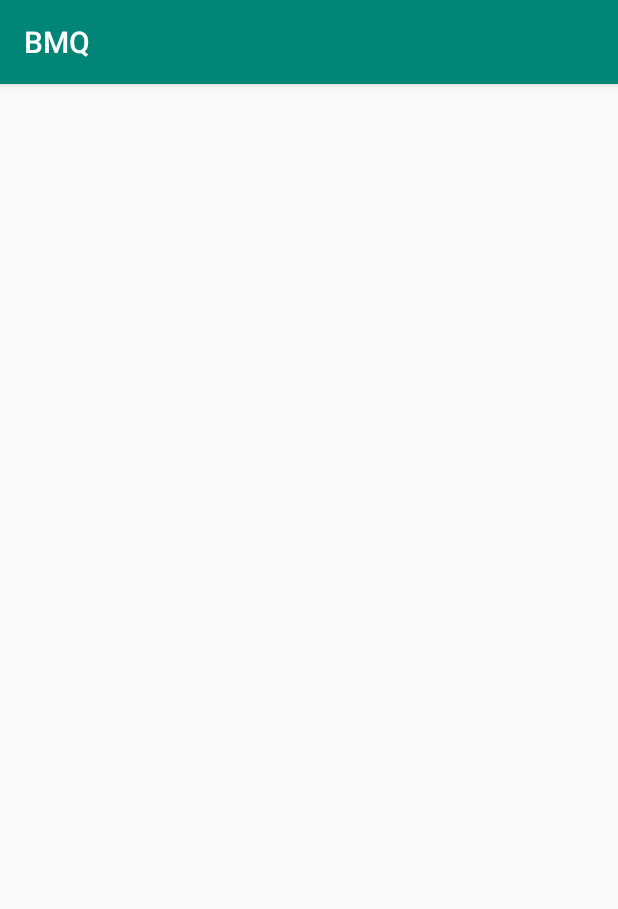
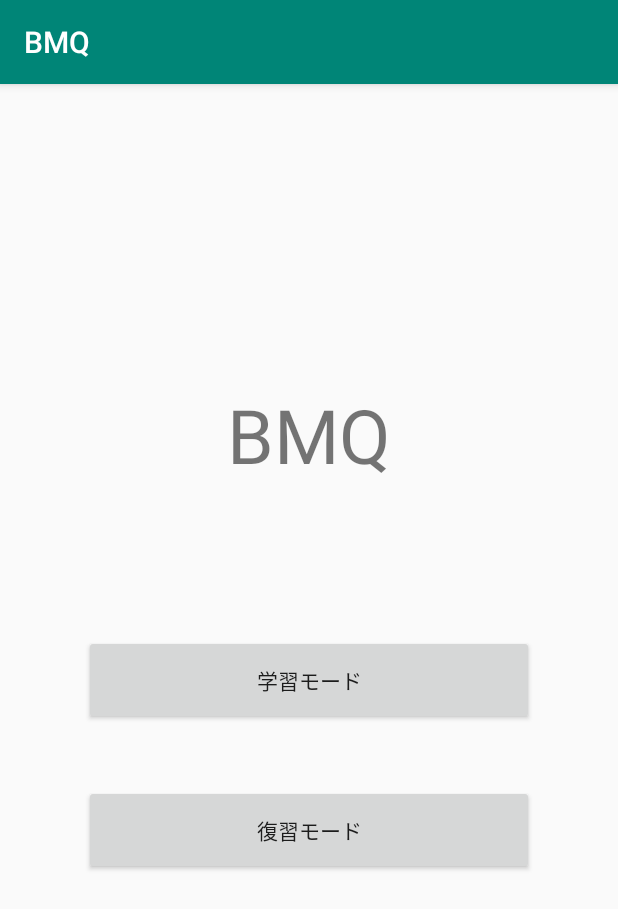
Before and after one commit to Yuk1007/DIE, an Android app: the screen it shows after launch (StartActivity), on a phone screen of 412 x 824 dp. Shown: the top 909 px of the screen. Run offline under Robolectric (Android 15) with nearby library versions, the phone set to English and light mode, and no system bars.

```diff
--- a/app/build.gradle
+++ b/app/build.gradle
@@ -26,4 +26,5 @@ dependencies {
     testImplementation 'junit:junit:4.12'
     androidTestImplementation 'androidx.test:runner:1.3.0-rc01'
     androidTestImplementation 'androidx.test.espresso:espresso-core:3.3.0-rc01'
+    implementation 'com.google.android.material:material:1.1.0'
 }
--- a/app/src/main/java/com/example/bmq/ResultActivity.java
+++ b/app/src/main/java/com/example/bmq/ResultActivity.java
@@ -48,7 +48,7 @@ public class ResultActivity extends AppCompatActivity
 
     public void moreQuiz(View view)
     {
-        Intent intent = new Intent(getApplicationContext(), StartActivity.class);
+        Intent intent = new Intent(getApplicationContext(), MainActivity.class);
         startActivity(intent);
     }
 
--- a/app/src/main/java/com/example/bmq/StartActivity.java
+++ b/app/src/main/java/com/example/bmq/StartActivity.java
@@ -1,15 +1,33 @@
 package com.example.bmq;
 
+import android.content.Intent;
+import android.content.res.AssetFileDescriptor;
+import android.media.MediaPlayer;
+import android.view.View;
+import android.widget.ImageView;
 import androidx.appcompat.app.AppCompatActivity;
 import android.os.Bundle;
 
+import java.io.IOException;
+
 public class StartActivity extends AppCompatActivity
 {
-
     @Override
     protected void onCreate(Bundle savedInstanceState)
     {
         super.onCreate(savedInstanceState);
         setContentView(R.layout.activity_start);
     }
+
+    public void exerciseCategory(View view)
+    {
+//        Intent intent = new Intent(getApplicationContext(), CategoryActivity.class);
+//        startActivity(intent);
+    }
+
+    public void againCategory(View view)
+    {
+        Intent intent = new Intent(getApplicationContext(), MainActivity.class);
+        startActivity(intent);
+    }
 }
--- a/app/src/main/res/layout/activity_start.xml
+++ b/app/src/main/res/layout/activity_start.xml
@@ -1,10 +1,36 @@
 <?xml version="1.0" encoding="utf-8"?>
-<androidx.constraintlayout.widget.ConstraintLayout
+<LinearLayout
         xmlns:android="http://schemas.android.com/apk/res/android"
+        xmlns:app="http://schemas.android.com/apk/res-auto"
         xmlns:tools="http://schemas.android.com/tools"
-        xmlns:app="http://schemas.android.com/apk/res-auto"
         android:layout_width="match_parent"
         android:layout_height="match_parent"
-        tools:context=".StartActivity">
+        tools:context=".MainActivity"
+        android:gravity="center_horizontal"
+        android:orientation="vertical">
 
-</androidx.constraintlayout.widget.ConstraintLayout>
+
+    <TextView
+            android:layout_width="wrap_content"
+            android:layout_height="wrap_content"
+            android:text="BMQ"
+            android:textSize="50sp"
+            android:layout_marginTop="200dp"/>
+
+    <Button
+            android:id="@+id/answerBtn"
+            android:layout_width="300dp"
+            android:layout_height="60dp"
+            android:text="学習モード"
+            android:layout_marginTop="100dp"/>
+<!--            android:onClick="exerciseCategory" />-->
+
+    <Button
+            android:id="@+id/answerBtn2"
+            android:layout_width="300dp"
+            android:layout_height="60dp"
+            android:text="復習モード"
+            android:layout_marginTop="40dp"/>
+    <!--            android:onClick="againCategory"-->
+
+</LinearLayout>
```
